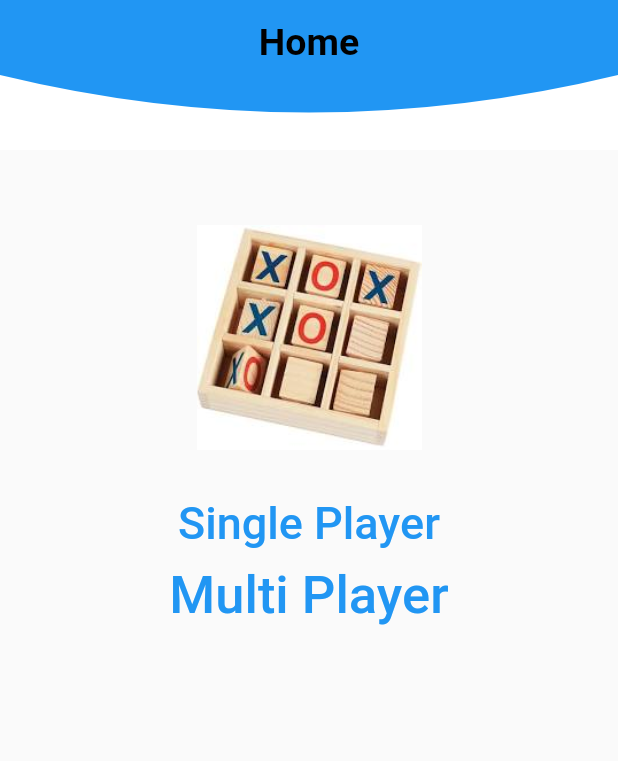
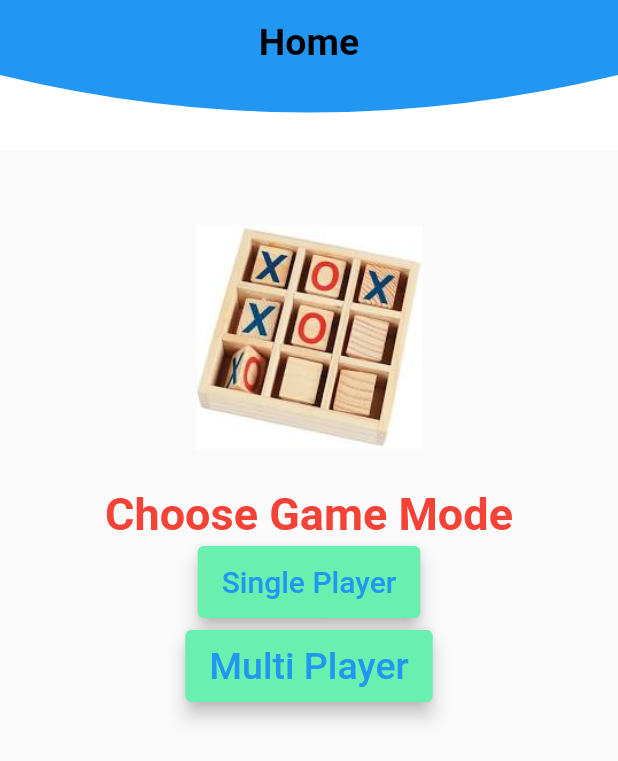
Before and after one commit to ryadav123/map2020-TicTacToe, a Flutter app: the screen it shows after launch, on a phone screen of 412 x 824 dp. Shown: the top 761 px of the screen. Run offline on Flutter 3.47's test engine with Material 2 defaults, Android fonts, the phone set to English and light mode, and no system bars; our stand-ins replace cached_network_image, firebase_auth, firebase_core, firebase_database, firebase_messaging, google_sign_in and 1 more; accounts and stored records are empty.

Commit message:
better working

```diff
--- a/lib/main.dart
+++ b/lib/main.dart
@@ -19,6 +19,7 @@ class TicTacToe extends StatelessWidget {
         ),
         home: HomeScreen(title: 'Home'),
         routes: <String, WidgetBuilder>{
+          HomeScreen.routeName: (BuildContext context) => HomeScreen(title: 'Home',),
           GameScreen.routeName: (BuildContext context) => GameScreen(title: 'Player vs AI'),
           UsersScreen.routeName: (BuildContext context) => UsersScreen(title: 'Invite Users')
         },
--- a/lib/model/gameuser.dart
+++ b/lib/model/gameuser.dart
@@ -1,5 +1,5 @@
 class GameUser {
-  String id, name, photoUrl, pushId;
+  String id, name, photoUrl, pushId,email;
 
-  GameUser(this.id, this.name, this.photoUrl, this.pushId);
+  GameUser(this.id, this.name, this.photoUrl, this.pushId,this.email);
 }
--- a/lib/screens/home_screen.dart
+++ b/lib/screens/home_screen.dart
@@ -14,6 +14,7 @@ import 'package:http/http.dart' as http;
 
 class HomeScreen extends StatefulWidget {
   HomeScreen({Key key, this.title}) : super(key: key);
+  static const routeName = '/homeScreen';
 
   final String title;
 
@@ -42,7 +43,7 @@ class _HomeState extends State<HomeScreen> {
     );
     firebaseMessaging.requestNotificationPermissions(
         IosNotificationSettings(sound: true, badge: true, alert: true));
-    updateFcmToken();
+    updateToken();
   }
 
   @override
@@ -77,12 +78,21 @@ class _HomeState extends State<HomeScreen> {
             SizedBox(height: 50,),
             Image.asset('assets/images/tictactoe.jpg',width: 210,height: 150),
             SizedBox(height: 25,),
-            MaterialButton(
-                onPressed: () {Navigator.of(context).pushNamed(GameScreen.routeName);},
-                child: Text('Single Player', style: TextStyle(fontSize: 30.0,color: Colors.blue))),
-            MaterialButton(
-                onPressed: () {inviteUsers();},
-                child: Text('Multi Player', style: TextStyle(fontSize: 35.0,color: Colors.blue))),
+            Text("Choose Game Mode", style: TextStyle(fontSize: 30,fontWeight: FontWeight.bold, color: Colors.red),),
+            Card(
+              elevation: 5.0,
+              color: Colors.greenAccent,
+                          child: MaterialButton(
+                  onPressed: () {Navigator.of(context).pushNamed(GameScreen.routeName);},
+                  child: Text('Single Player', style: TextStyle(fontSize: 20.0,color: Colors.blue))),
+            ),
+            Card(
+              elevation: 5.0,
+              color: Colors.greenAccent,
+                          child: MaterialButton(
+                  onPressed: () {inviteUsers();},
+                  child: Text('Multi Player', style: TextStyle(fontSize: 25.0,color: Colors.blue))),
+            ),
           ],
         ),
       ));
@@ -127,7 +137,7 @@ class _HomeState extends State<HomeScreen> {
     await saveUser(user);
     MyDialog.circularProgressEnd(context);
     // Start the multiplayer game then
-    Navigator.of(context).pushNamed(UsersScreen.routeName);
+    Navigator.of(context).pushNamed(UsersScreen.routeName,arguments: {'user':user});
   }
 
 
@@ -146,18 +156,19 @@ class _HomeState extends State<HomeScreen> {
       AuthCredential credential = GoogleAuthProvider.credential(idToken:googleAuth.idToken,accessToken:googleAuth.accessToken);
       UserCredential result = await _auth.signInWithCredential(credential);
       user = await _auth.currentUser;
-      print("signed in as " + user.displayName);
+      print("signed in as " + user.email);
       }
-    print("signed in as " + user.displayName);
+    print("signed in as " + user.email);
     return user;
   }
 
   Future<void> saveUser(User user) async {
     var token = await firebaseMessaging.getToken();
-    await saveUserToPreferences(user.uid, user.displayName, token);
+    await saveUserToPreferences(user.uid, user.displayName, user.email, token);
 
     var update = {
       'name': user.displayName,
+      'email':user.email,
       'photoUrl': user.photoUrl,
       'pushId': token
     };
@@ -168,15 +179,15 @@ class _HomeState extends State<HomeScreen> {
         .update(update);
   }
 
-  saveUserToPreferences(String userId, String userName, String pushId) async {
+  saveUserToPreferences(String userId, String userName,String email, String pushId) async {
     SharedPreferences prefs = await SharedPreferences.getInstance();
     prefs.setString('userId', userId);
+    prefs.setString('email', email);
     prefs.setString('pushId', pushId);
     prefs.setString('userName', userName);
   }
 
-  // just to make sure correct one is always set
-  void updateFcmToken() async {
+  void updateToken() async {
     var currentUser = await _auth.currentUser;
     if (currentUser != null) {
       var token = await firebaseMessaging.getToken();
--- a/pubspec.yaml
+++ b/pubspec.yaml
@@ -33,6 +33,7 @@ dependencies:
   shared_preferences: ^0.5.12+4
   http: ^0.12.2
   firebase_database: 4.3.0
+  cached_network_image: ^2.4.1
 
   # The following adds the Cupertino Icons font to your application.
   # Use with the CupertinoIcons class for iOS style icons.
```
Also changed, not shown: lib/model/myimageview.dart (added, +15 -0 lines), lib/screens/users_screen.dart (+61 -32 lines), pubspec.lock.
